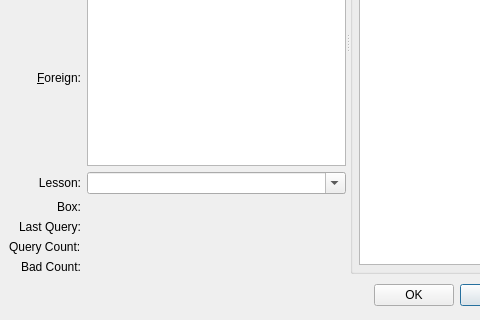
The window that VocableEditor.ui (nsams/vocablecoach) describes before a commit, drawn with Qt 5; both pictures show x 0 to 480 and y 200 to 520 of the 635 by 520 pixel window.
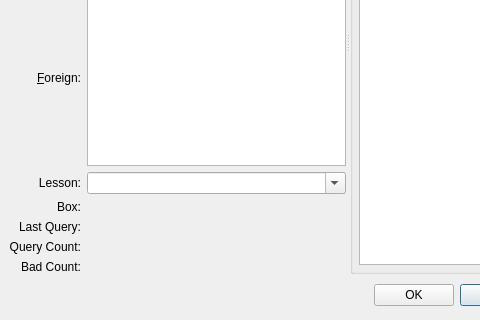
The same window after the commit. Icons and pictures are not drawn. Custom widgets are drawn as their Qt base class.

Patch:
```diff
--- a/VocableEditor.ui
+++ b/VocableEditor.ui
@@ -61,6 +61,9 @@
          <property name="text" >
           <string>Query Count:</string>
          </property>
+         <property name="alignment" >
+          <set>Qt::AlignRight|Qt::AlignTrailing|Qt::AlignVCenter</set>
+         </property>
         </widget>
        </item>
        <item row="2" column="0" >
```
